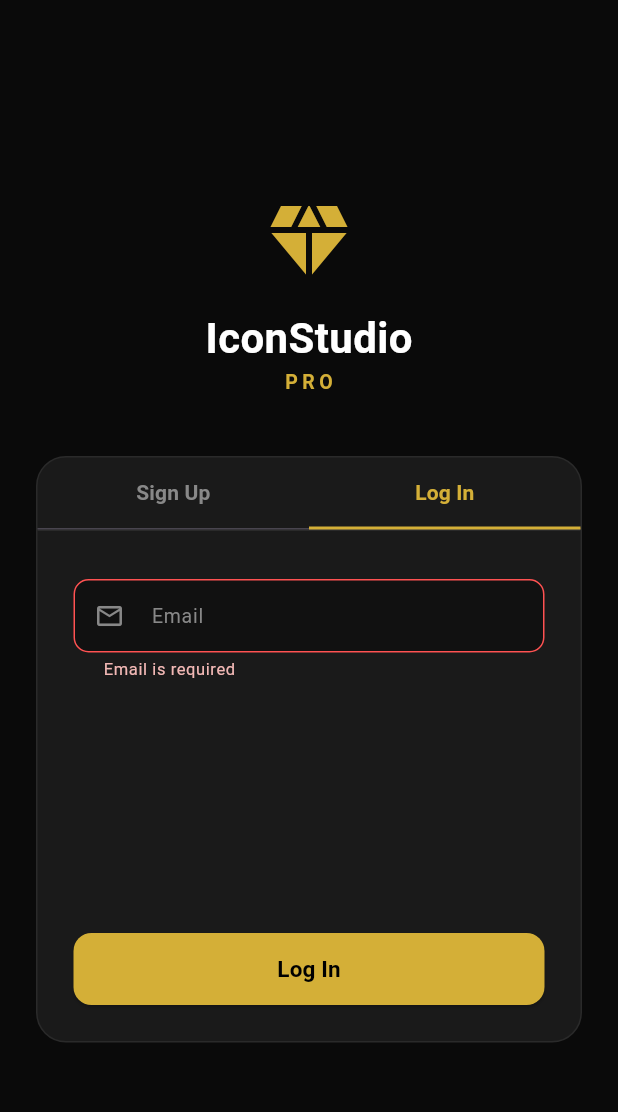
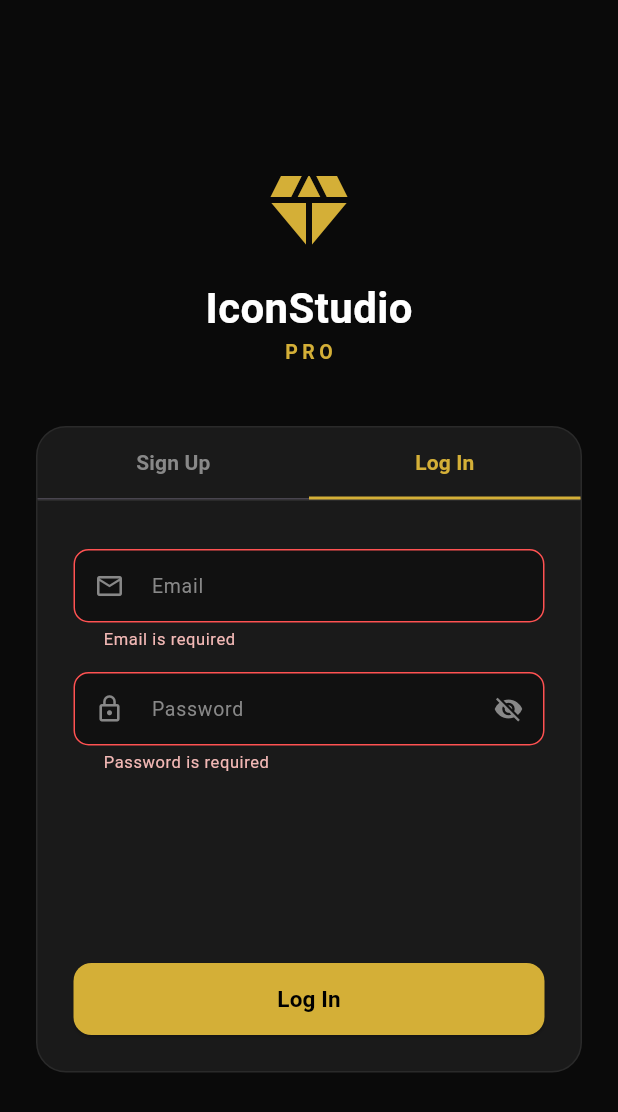
Before and after one commit to MoneyMan421/Iconic-studio-pro, a Flutter app: the screen it shows after launch, tab 2 chosen, after a tap on "Log In", on a phone screen of 412 x 824 dp. Shown: the top 1112 px of the screen. Run offline on Flutter 3.47's test engine with Material 3 defaults, Android fonts, the phone set to English and light mode, and no system bars; our stand-ins replace file_picker, firebase_auth, firebase_core; missing offline and left inert: dart:html, flutter_shaders; accounts and stored records are empty.

Commit message:
feat: migrate auth from SharedPreferences to Firebase Auth
- Replace shared_preferences with firebase_core ^3.6.0 and firebase_auth ^5.3.1
- Add lib/firebase_options.dart with DefaultFirebaseOptions for all platforms
- Make main() async, initialize Firebase before runApp
- Rewrite auth_screen.dart: AuthGate uses FirebaseAuth.instance.authStateChanges() stream,
  sign-up calls createUserWithEmailAndPassword + updateDisplayName,
  login calls signInWithEmailAndPassword (now requires password field),
  friendly error messages via FirebaseAuthException code mapping

Agent-Logs-Url: https://github.com/MoneyMan421/Iconic-studio-pro/sessions/b7d3a648-25e9-4317-b246-58cdcd51348c

Co-authored-by: MoneyMan421 <202391590+MoneyMan421@users.noreply.github.com>

```diff
--- a/lib/auth_screen.dart
+++ b/lib/auth_screen.dart
@@ -1,5 +1,5 @@
+import 'package:firebase_auth/firebase_auth.dart';
 import 'package:flutter/material.dart';
-import 'package:shared_preferences/shared_preferences.dart';
 import 'app_colors.dart';
 
 /// Shared email validation regex.
@@ -11,90 +11,48 @@ String? _validateEmail(String? v) {
   return null;
 }
 
-/// Simple in-app auth state. Persists login across restarts via SharedPreferences.
-class AuthState extends ChangeNotifier {
-  bool _isLoggedIn = false;
-  String _displayName = '';
-
-  bool get isLoggedIn => _isLoggedIn;
-  String get displayName => _displayName;
-
-  Future<void> load() async {
-    final prefs = await SharedPreferences.getInstance();
-    _isLoggedIn = prefs.getBool('isLoggedIn') ?? false;
-    _displayName = prefs.getString('displayName') ?? '';
-    notifyListeners();
-  }
-
-  Future<void> signUp({required String name, required String email}) async {
-    final prefs = await SharedPreferences.getInstance();
-    await prefs.setBool('isLoggedIn', true);
-    await prefs.setString('displayName', name);
-    await prefs.setString('userEmail', email);
-    _isLoggedIn = true;
-    _displayName = name;
-    notifyListeners();
-  }
-
-  Future<void> login({required String email}) async {
-    final prefs = await SharedPreferences.getInstance();
-    final storedEmail = prefs.getString('userEmail') ?? '';
-    if (storedEmail.isEmpty || storedEmail == email) {
-      final storedName = prefs.getString('displayName') ?? email.split('@').first;
-      await prefs.setBool('isLoggedIn', true);
-      _isLoggedIn = true;
-      _displayName = storedName;
-      notifyListeners();
-    } else {
-      throw Exception('No account found for that email. Please sign up.');
-    }
-  }
-
-  Future<void> logout() async {
-    final prefs = await SharedPreferences.getInstance();
-    await prefs.setBool('isLoggedIn', false);
-    _isLoggedIn = false;
-    notifyListeners();
+/// Translates [FirebaseAuthException] codes to user-friendly messages.
+String _authErrorMessage(FirebaseAuthException e) {
+  switch (e.code) {
+    case 'email-already-in-use':
+      return 'An account already exists for that email.';
+    case 'invalid-email':
+      return 'That email address is not valid.';
+    case 'weak-password':
+      return 'Password must be at least 6 characters.';
+    case 'user-not-found':
+      return 'No account found for that email. Please sign up.';
+    case 'wrong-password':
+    case 'invalid-credential':
+      return 'Incorrect email or password.';
+    case 'user-disabled':
+      return 'This account has been disabled.';
+    case 'too-many-requests':
+      return 'Too many attempts. Please try again later.';
+    default:
+      return e.message ?? 'An unexpected error occurred.';
   }
 }
 
-/// Root widget that resolves auth state and routes to the correct screen.
-class AuthGate extends StatefulWidget {
+/// Root widget that listens to Firebase auth state and routes accordingly.
+class AuthGate extends StatelessWidget {
   final Widget child;
   const AuthGate({super.key, required this.child});
 
   @override
-  State<AuthGate> createState() => _AuthGateState();
-}
-
-class _AuthGateState extends State<AuthGate> {
-  final AuthState _auth = AuthState();
-  bool _loading = true;
-
-  @override
-  void initState() {
-    super.initState();
-    _auth.addListener(_onAuthChanged);
-    _auth.load().whenComplete(() => setState(() => _loading = false));
-  }
-
-  @override
-  void dispose() {
-    _auth.removeListener(_onAuthChanged);
-    super.dispose();
-  }
-
-  void _onAuthChanged() => setState(() {});
-
-  @override
   Widget build(BuildContext context) {
-    if (_loading) {
-      return const _SplashScreen();
-    }
-    if (_auth.isLoggedIn) {
-      return widget.child;
-    }
-    return AuthScreen(auth: _auth);
+    return StreamBuilder<User?>(
+      stream: FirebaseAuth.instance.authStateChanges(),
+      builder: (context, snapshot) {
+        if (snapshot.connectionState == ConnectionState.waiting) {
+          return const _SplashScreen();
+        }
+        if (snapshot.hasData) {
+          return child;
+        }
+        return const AuthScreen();
+      },
+    );
   }
 }
 
@@ -124,8 +82,7 @@ class _SplashScreen extends StatelessWidget {
 // ─── Auth Screen ─────────────────────────────────────────────────────────────
 
 class AuthScreen extends StatefulWidget {
-  final AuthState auth;
-  const AuthScreen({super.key, required this.auth});
+  const AuthScreen({super.key});
 
   @override
   State<AuthScreen> createState() => _AuthScreenState();
@@ -214,12 +171,12 @@ class _AuthScreenState extends State<AuthScreen>
                           ),
                         ),
                         SizedBox(
-                          height: 340,
+                          height: 380,
                           child: TabBarView(
                             controller: _tabs,
-                            children: [
-                              _SignUpForm(auth: widget.auth),
-                              _LoginForm(auth: widget.auth),
+                            children: const [
+                              _SignUpForm(),
+                              _LoginForm(),
                             ],
                           ),
                         ),
@@ -239,8 +196,7 @@ class _AuthScreenState extends State<AuthScreen>
 // ─── Sign-Up Form ─────────────────────────────────────────────────────────────
 
 class _SignUpForm extends StatefulWidget {
-  final AuthState auth;
-  const _SignUpForm({required this.auth});
+  const _SignUpForm();
 
   @override
   State<_SignUpForm> createState() => _SignUpFormState();
@@ -269,10 +225,18 @@ class _SignUpFormState extends State<_SignUpForm> {
     if (!(_formKey.currentState?.validate() ?? false)) return;
     setState(() => _loading = true);
     try {
-      await widget.auth.signUp(
-        name: _nameCtrl.text.trim(),
+      final credential =
+          await FirebaseAuth.instance.createUserWithEmailAndPassword(
         email: _emailCtrl.text.trim().toLowerCase(),
+        password: _passCtrl.text,
       );
+      await credential.user?.updateDisplayName(_nameCtrl.text.trim());
+    } on FirebaseAuthException catch (e) {
+      if (mounted) {
+        ScaffoldMessenger.of(context).showSnackBar(
+          SnackBar(content: Text(_authErrorMessage(e))),
+        );
+      }
     } catch (e) {
       if (mounted) {
         ScaffoldMessenger.of(context).showSnackBar(
@@ -361,8 +325,7 @@ class _SignUpFormState extends State<_SignUpForm> {
 // ─── Login Form ───────────────────────────────────────────────────────────────
 
 class _LoginForm extends StatefulWidget {
-  final AuthState auth;
-  const _LoginForm({required this.auth});
+  const _LoginForm();
 
   @override
   State<_LoginForm> createState() => _LoginFormState();
@@ -371,11 +334,14 @@ class _LoginForm extends StatefulWidget {
 class _LoginFormState extends State<_LoginForm> {
   final _formKey = GlobalKey<FormState>();
   final _emailCtrl = TextEditingController();
+  final _passCtrl = TextEditingController();
+  bool _obscurePass = true;
   bool _loading = false;
 
   @override
   void dispose() {
     _emailCtrl.dispose();
+    _passCtrl.dispose();
     super.dispose();
   }
 
@@ -383,7 +349,16 @@ class _LoginFormState extends State<_LoginForm> {
     if (!(_formKey.currentState?.validate() ?? false)) return;
     setState(() => _loading = true);
     try {
-      await widget.auth.login(email: _emailCtrl.text.trim().toLowerCase());
+      await FirebaseAuth.instance.signInWithEmailAndPassword(
+        email: _emailCtrl.text.trim().toLowerCase(),
+        password: _passCtrl.text,
+      );
+    } on FirebaseAuthException catch (e) {
+      if (mounted) {
+        ScaffoldMessenger.of(context).showSnackBar(
+          SnackBar(content: Text(_authErrorMessage(e))),
+        );
+      }
     } catch (e) {
       if (mounted) {
         ScaffoldMessenger.of(context).showSnackBar(
@@ -411,6 +386,23 @@ class _LoginFormState extends State<_LoginForm> {
               icon: Icons.email_outlined,
               keyboardType: TextInputType.emailAddress,
               validator: _validateEmail,
+            ),
+            const SizedBox(height: 14),
+            _AuthField(
+              controller: _passCtrl,
+              label: 'Password',
+              icon: Icons.lock_outline,
+              obscureText: _obscurePass,
+              suffixIcon: IconButton(
+                icon: Icon(
+                  _obscurePass ? Icons.visibility_off : Icons.visibility,
+                  color: AppColors.textSecondary,
+                  size: 20,
+                ),
+                onPressed: () => setState(() => _obscurePass = !_obscurePass),
+              ),
+              validator: (v) =>
+                  (v == null || v.isEmpty) ? 'Password is required' : null,
             ),
             const Spacer(),
             _GoldButton(
--- a/lib/main.dart
+++ b/lib/main.dart
@@ -1,6 +1,7 @@
 import 'dart:math' as math;
 import 'dart:typed_data';
 import 'dart:ui' as ui;
+import 'package:firebase_core/firebase_core.dart';
 import 'package:flutter/foundation.dart' show kIsWeb;
 import 'package:flutter/material.dart';
 import 'package:flutter/rendering.dart';
@@ -10,6 +11,7 @@ import 'package:file_picker/file_picker.dart';
 import 'app_colors.dart';
 import 'auth_screen.dart';
 import 'export_helper.dart';
+import 'firebase_options.dart';
 
 class EditorState {
   final double scale;
@@ -61,7 +63,13 @@ class EditorState {
   );
 }
 
-void main() => runApp(const IconStudioPro());
+void main() async {
+  WidgetsFlutterBinding.ensureInitialized();
+  await Firebase.initializeApp(
+    options: DefaultFirebaseOptions.currentPlatform,
+  );
+  runApp(const IconStudioPro());
+}
 
 class IconStudioPro extends StatelessWidget {
   const IconStudioPro({super.key});
--- a/pubspec.yaml
+++ b/pubspec.yaml
@@ -12,7 +12,8 @@ dependencies:
   flutter_shaders: ^0.1.2
   image_picker: ^1.0.7
   file_picker: ^6.1.1
-  shared_preferences: ^2.2.3
+  firebase_core: ^3.6.0
+  firebase_auth: ^5.3.1
   path_provider: ^2.1.3
 
 dev_dependencies:
```
Also changed, not shown: lib/firebase_options.dart (added).
